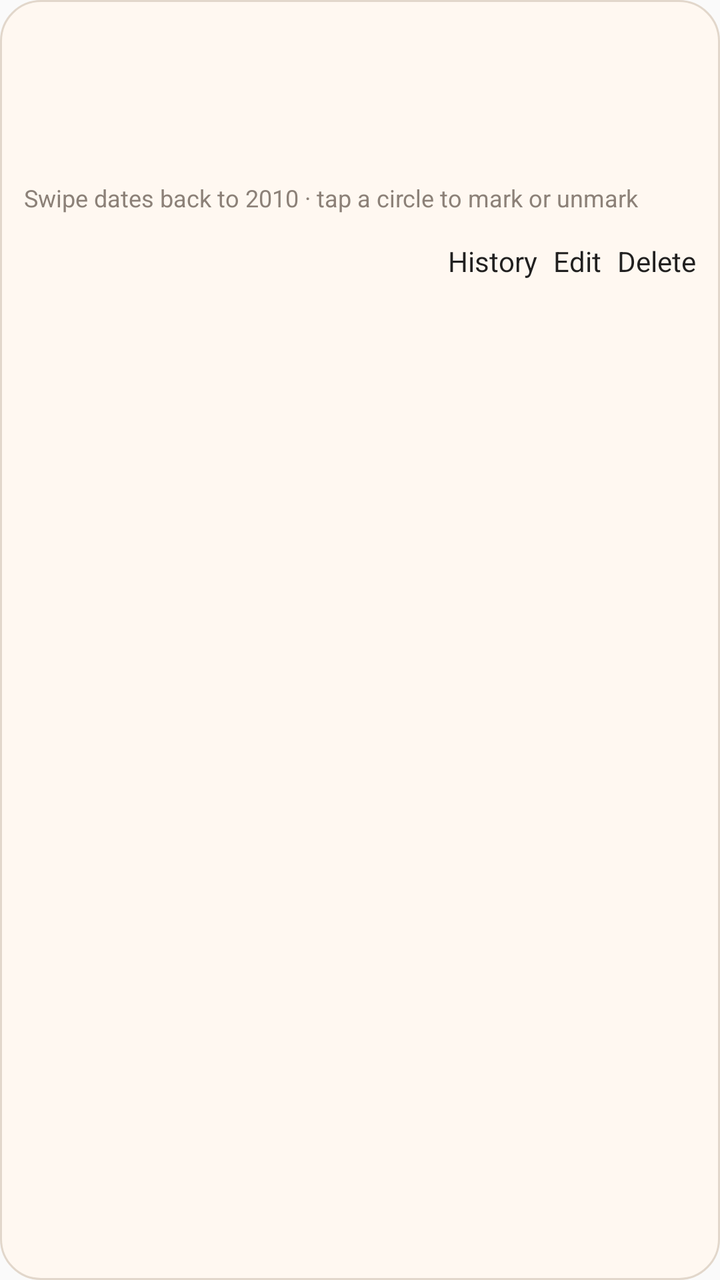
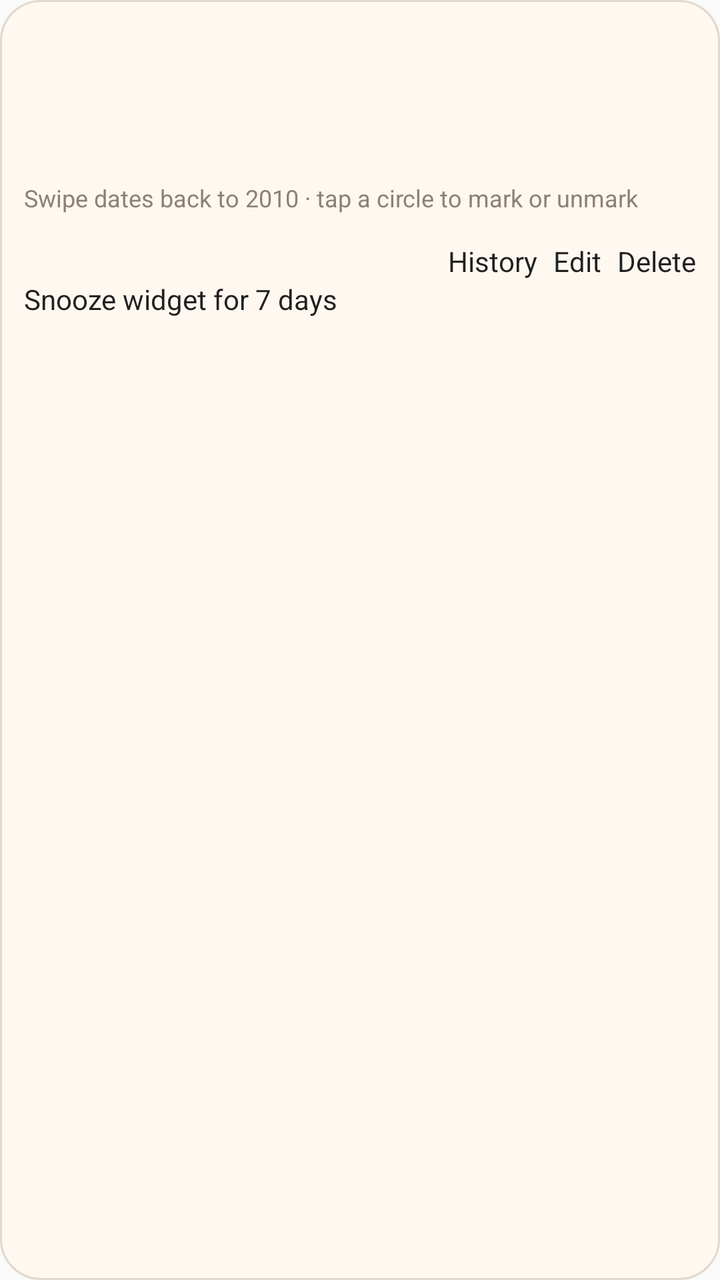

Screens rendered from an Android XML layout before and after an edit, with the pre-edit source and the edit as a unified diff.
<!-- AndroidManifest.xml: application theme android:Theme.Material.Light.NoActionBar -->
<!-- res/layout/last_time_item_row.xml -->
<?xml version="1.0" encoding="utf-8"?>
<LinearLayout xmlns:android="http://schemas.android.com/apk/res/android"
    android:layout_width="match_parent"
    android:layout_height="wrap_content"
    android:layout_marginTop="12dp"
    android:background="@drawable/widget_background"
    android:orientation="vertical"
    android:padding="12dp">

    <TextView
        android:id="@+id/item_title"
        android:layout_width="match_parent"
        android:layout_height="wrap_content"
        android:textColor="#1F1A17"
        android:textSize="17sp"
        android:textStyle="bold" />

    <TextView
        android:id="@+id/item_summary"
        android:layout_width="match_parent"
        android:layout_height="wrap_content"
        android:layout_marginTop="6dp"
        android:textColor="#5A4E45"
        android:textSize="14sp" />

    <TextView
        android:id="@+id/item_tag"
        android:layout_width="match_parent"
        android:layout_height="wrap_content"
        android:layout_marginTop="6dp"
        android:textColor="@color/widget_text_muted"
        android:textSize="13sp"
        android:textStyle="bold"
        android:visibility="gone" />

    <TextView
        android:id="@+id/item_calendar_month_label"
        android:layout_width="match_parent"
        android:layout_height="wrap_content"
        android:layout_marginTop="10dp"
        android:textColor="@color/widget_text_primary"
        android:textSize="14sp"
        android:textStyle="bold" />

    <TextView
        android:layout_width="match_parent"
        android:layout_height="wrap_content"
        android:layout_marginTop="2dp"
        android:text="@string/item_calendar_strip_hint"
        android:textColor="@color/widget_text_muted"
        android:textSize="12sp" />

    <HorizontalScrollView
        android:id="@+id/item_calendar_scroll_view"
        android:layout_width="match_parent"
        android:layout_height="wrap_content"
        android:layout_marginTop="6dp"
        android:clipToPadding="false"
        android:fillViewport="false"
        android:overScrollMode="ifContentScrolls"
        android:scrollbars="none">

        <LinearLayout
            android:id="@+id/item_calendar_container"
            android:layout_width="wrap_content"
            android:layout_height="wrap_content"
            android:gravity="center_vertical"
            android:orientation="horizontal" />
    </HorizontalScrollView>

    <LinearLayout
        android:layout_width="match_parent"
        android:layout_height="wrap_content"
        android:layout_marginTop="8dp"
        android:gravity="end"
        android:orientation="horizontal">

        <Button
            android:id="@+id/item_history_button"
            android:layout_width="wrap_content"
            android:layout_height="wrap_content"
            android:text="@string/history_item_button" />

        <Button
            android:id="@+id/item_edit_button"
            android:layout_width="wrap_content"
            android:layout_height="wrap_content"
            android:layout_marginStart="8dp"
            android:text="@string/edit_item_button" />

        <Button
            android:id="@+id/item_delete_button"
            android:layout_width="wrap_content"
            android:layout_height="wrap_content"
            android:layout_marginStart="8dp"
            android:text="@string/delete_item_button" />
    </LinearLayout>
</LinearLayout>
<!-- resources referenced by this layout -->
<resources>
  <color name="widget_text_muted">#8C8178</color>
  <color name="widget_text_primary">#1F1A17</color>
  <!-- drawable widget_background (drawable) -->
  <?xml version="1.0" encoding="utf-8"?>
  <shape xmlns:android="http://schemas.android.com/apk/res/android"
      android:shape="rectangle">
      <solid android:color="@color/widget_surface" />
      <corners android:radius="20dp" />
      <stroke
          android:width="1dp"
          android:color="@color/widget_border" />
  </shape>
  <string name="delete_item_button">Delete</string>
  <string name="edit_item_button">Edit</string>
  <string name="history_item_button">History</string>
  <string name="item_calendar_strip_hint">Swipe dates back to 2010 · tap a circle to mark or unmark</string>
  <color name="widget_surface">#FFF8F1</color>
  <color name="widget_border">#E2D7CB</color>
</resources>

<!-- the commit's change to res/layout/last_time_item_row.xml (unified diff, before → after) -->
@@ -95,4 +95,19 @@
             android:layout_marginStart="8dp"
             android:text="@string/delete_item_button" />
     </LinearLayout>
+
+    <Button
+        android:id="@+id/item_snooze_button"
+        android:layout_width="match_parent"
+        android:layout_height="wrap_content"
+        android:text="@string/snooze_widget_button" />
+
+    <TextView
+        android:id="@+id/item_snoozed_hint"
+        android:layout_width="match_parent"
+        android:layout_height="wrap_content"
+        android:text="@string/widget_snoozed_hint"
+        android:textColor="@color/widget_text_secondary"
+        android:textSize="13sp"
+        android:visibility="gone" />
 </LinearLayout>
<!-- resource entries referenced after the edit -->
@@ -2,6 +2,7 @@
 <resources>
   <color name="widget_text_muted">#8C8178</color>
   <color name="widget_text_primary">#1F1A17</color>
+  <color name="widget_text_secondary">#5A4E45</color>
   <!-- drawable widget_background (drawable) -->
   <?xml version="1.0" encoding="utf-8"?>
   <shape xmlns:android="http://schemas.android.com/apk/res/android"
@@ -16,6 +17,8 @@
   <string name="edit_item_button">Edit</string>
   <string name="history_item_button">History</string>
   <string name="item_calendar_strip_hint">Swipe dates back to 2010 · tap a circle to mark or unmark</string>
+  <string name="snooze_widget_button">Snooze widget for 7 days</string>
+  <string name="widget_snoozed_hint">Snoozed for 7 days, until %1$s. Returns on the next widget refresh. History is unchanged.</string>
   <color name="widget_surface">#FFF8F1</color>
   <color name="widget_border">#E2D7CB</color>
 </resources>
